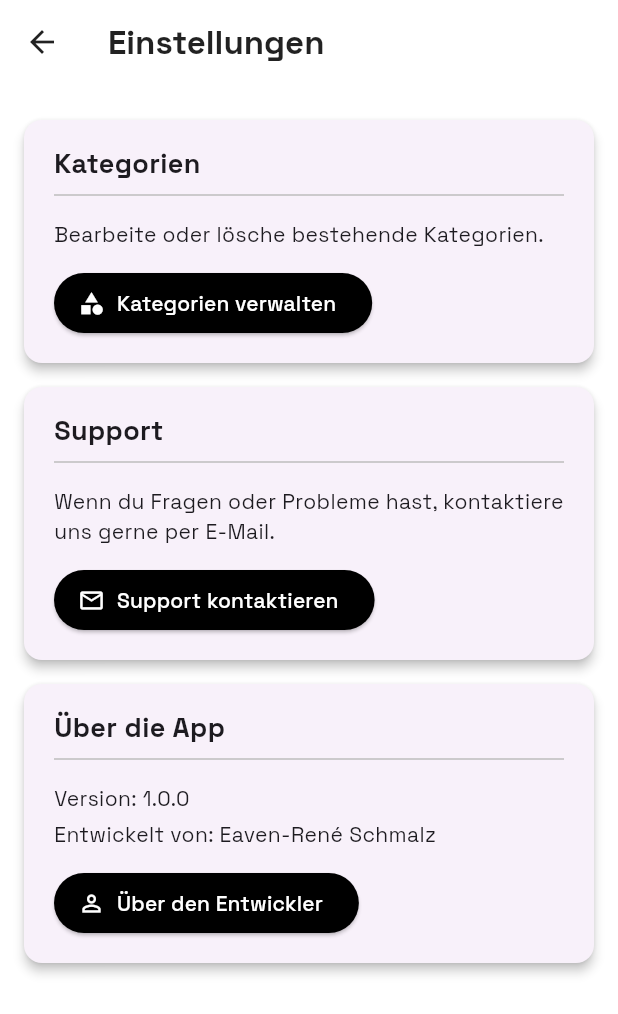
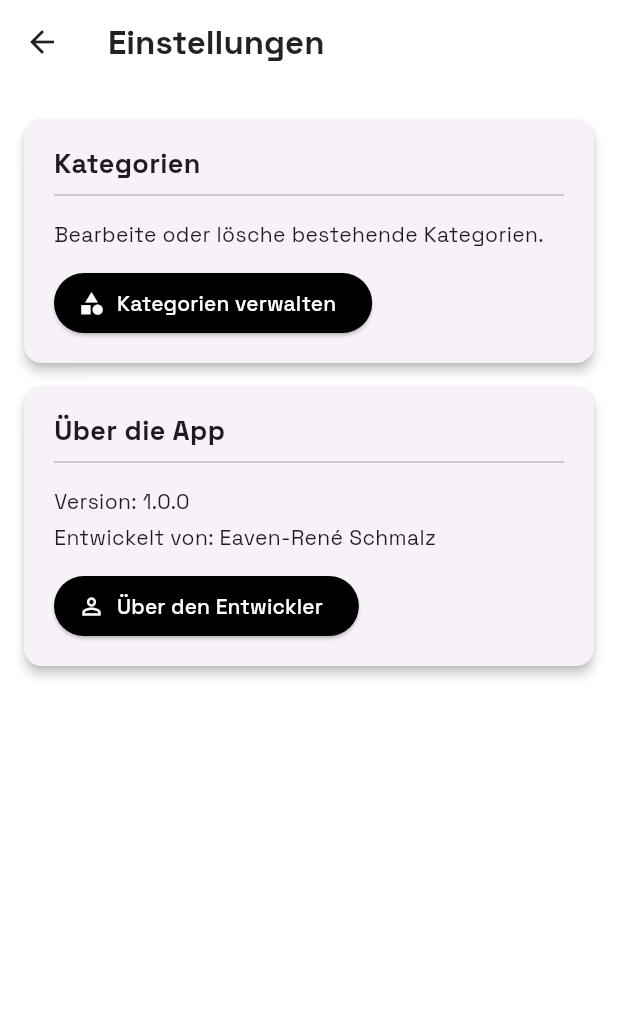
Before and after one commit to EavenCS/bookmarks_link_directory, a Flutter app: the Settings screen opened directly, on a phone screen of 412 x 824 dp. Shown: the top 1014 px of the screen. Run offline on Flutter 3.47's test engine with Material 3 defaults, Android fonts, the phone set to English and light mode, and no system bars; our stand-ins replace flutter_slidable, hive, hive_flutter; accounts and stored records are empty.

Commit message:
fix: update UI elements and clean up settings page

```diff
--- a/lib/homepage.dart
+++ b/lib/homepage.dart
@@ -531,7 +531,10 @@ class _HomePageState extends State<HomePage> {
               ElevatedButton(
                 onPressed: () {
                   HapticFeedback.heavyImpact();
-                  setState(() => b.delete());
+
+                  final box = Boxes.getBookmarksBox();
+                  box.delete(b.key); // <- wichtig
+
                   Navigator.pop(context);
                 },
                 style: ElevatedButton.styleFrom(
--- a/lib/pages/manage_categories.dart
+++ b/lib/pages/manage_categories.dart
@@ -119,6 +119,7 @@ class _ManageCategoriesPageState extends State<ManageCategoriesPage> {
   @override
   Widget build(BuildContext context) {
     return Scaffold(
+      backgroundColor: Colors.white,
       appBar: const CustomAppBar(
         title: "Kategorien verwalten",
       ),
--- a/lib/pages/settings.dart
+++ b/lib/pages/settings.dart
@@ -15,14 +15,12 @@ class _SettingsState extends State<Settings> {
   @override
   Widget build(BuildContext context) {
     return Scaffold(
-      appBar: const CustomAppBar(
-        title: "Einstellungen",
-      ),
+      appBar: const CustomAppBar(title: "Einstellungen"),
       backgroundColor: Colors.white,
       body: ListView(
         padding: const EdgeInsets.symmetric(vertical: 16),
         children: [
-          // 🔹 Kategorien-Verwaltung
+          // 🔹 Kategorienverwaltung
           cardWidget([
             const Text(
               "Kategorien",
@@ -59,38 +57,7 @@ class _SettingsState extends State<Settings> {
             ),
           ]),
 
-          // 🔹 Support
-          cardWidget([
-            const Text(
-              "Support",
-              style: TextStyle(
-                fontFamily: "SpaceGrotesk",
-                fontSize: 18,
-                fontWeight: FontWeight.bold,
-              ),
-            ),
-            Divider(color: Colors.grey[400]),
-            const SizedBox(height: 8),
-            const Text(
-              "Wenn du Fragen oder Probleme hast, kontaktiere uns gerne per E-Mail.",
-              style: TextStyle(fontFamily: "SpaceGrotesk"),
-            ),
-            const SizedBox(height: 12),
-            ElevatedButton.icon(
-              onPressed: _sendSupportEmail,
-              icon: const Icon(Icons.mail_outline),
-              label: const Text(
-                "Support kontaktieren",
-                style: TextStyle(fontFamily: "SpaceGrotesk"),
-              ),
-              style: ElevatedButton.styleFrom(
-                backgroundColor: Colors.black,
-                foregroundColor: Colors.white,
-              ),
-            ),
-          ]),
-
-          // 🔹 Über die App
+          // Über die App
           cardWidget([
             const Text(
               "Über die App",
@@ -133,30 +100,8 @@ class _SettingsState extends State<Settings> {
       ),
     );
   }
-
-  // 🔸 Support-E-Mail senden
-  void _sendSupportEmail() async {
-    final Uri emailLaunchUri = Uri(
-      scheme: 'mailto',
-      path: 'schmalze6@gmail.com',
-      queryParameters: {'subject': 'Supportanfrage zur App'},
-    );
-
-    if (await canLaunchUrl(emailLaunchUri)) {
-      await launchUrl(emailLaunchUri);
-    } else {
-      _showError("E-Mail-App konnte nicht geöffnet werden.");
-    }
-  }
-
-  void _showError(String message) {
-    ScaffoldMessenger.of(
-      context,
-    ).showSnackBar(SnackBar(content: Text(message)));
-  }
 }
 
-// 🔸 Wiederverwendbare Card-Funktion
 Widget cardWidget(List<Widget> children) {
   return Card(
     margin: const EdgeInsets.symmetric(horizontal: 16, vertical: 8),
```
Also changed, not shown: pubspec.yaml (+7 -4 lines), assets/icon.png (added), pubspec.lock, 1 other file.
